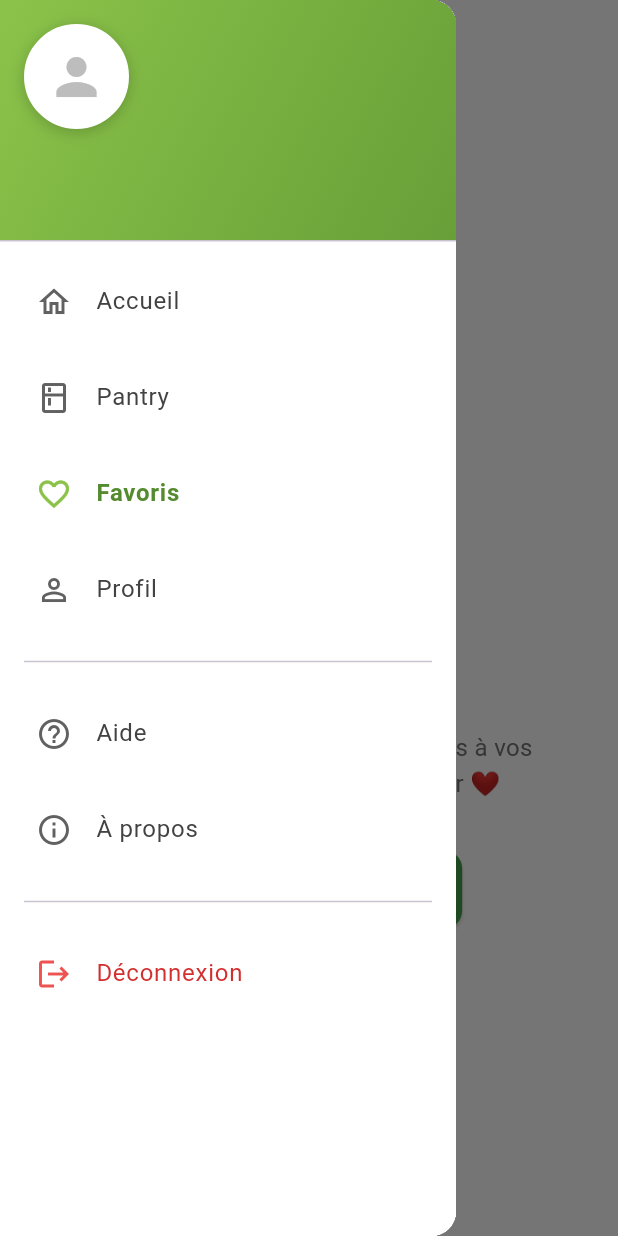
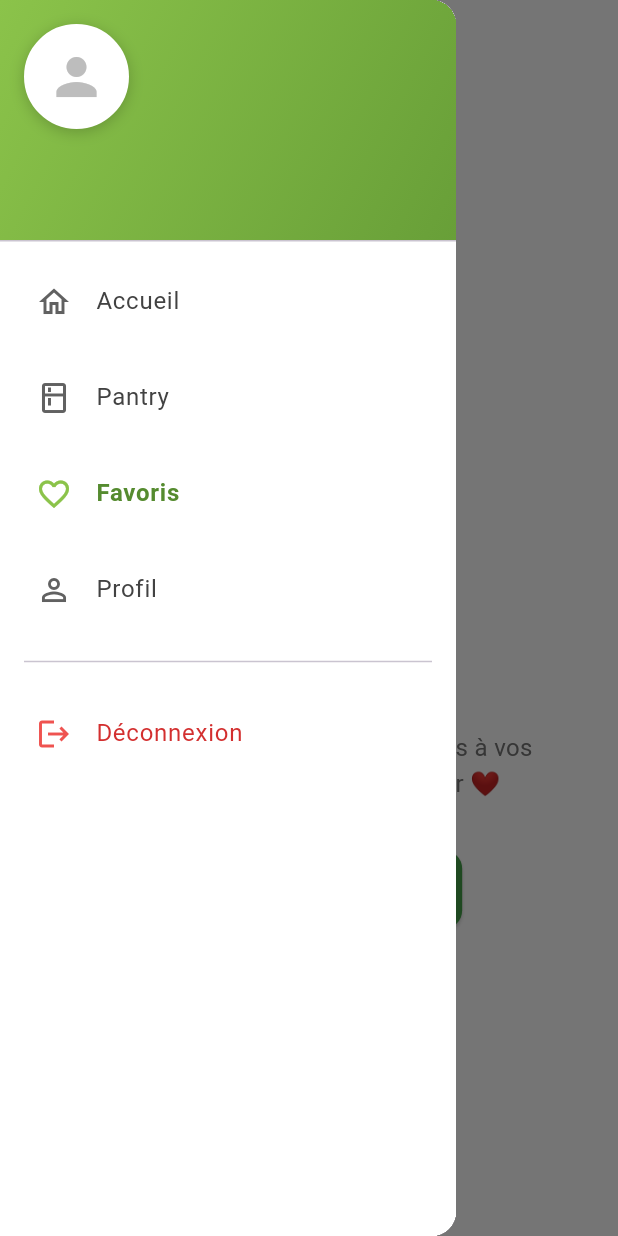
Before and after one commit to GhadaFts/ReceiptMate, a Flutter app: the FavoritesPage screen opened directly, with the side drawer open, on a phone screen of 412 x 824 dp. Run offline on Flutter 3.47's test engine with Material 3 defaults, Android fonts, the phone set to English and light mode, and no system bars; our stand-ins replace cloud_firestore, firebase_auth, firebase_core, image_picker; accounts and stored records are empty.

```diff
--- a/lib/main.dart
+++ b/lib/main.dart
@@ -57,7 +57,6 @@ class MyApp extends StatelessWidget {
         '/login': (context) => const LoginPage(),
         '/signup': (context) => const SignUpPage(),
         '/onboarding': (context) => const OnboardingPage(),
-        '/smartHome': (context) => const SmartHomePage(),
 
         // ✅ NOUVELLE ROUTE PRINCIPALE
         '/main': (context) {
--- a/lib/widgets/custom_drawer.dart
+++ b/lib/widgets/custom_drawer.dart
@@ -235,27 +235,6 @@ class CustomDrawer extends StatelessWidget {
               child: Divider(),
             ),
 
-            _DrawerMenuItem(
-              icon: Icons.help_outline,
-              title: 'Aide',
-              onTap: () {
-                Navigator.pop(context);
-              },
-            ),
-
-            _DrawerMenuItem(
-              icon: Icons.info_outline,
-              title: 'À propos',
-              onTap: () {
-                Navigator.pop(context);
-              },
-            ),
-
-            const Padding(
-              padding: EdgeInsets.symmetric(horizontal: 16, vertical: 8),
-              child: Divider(),
-            ),
-
             // Logout button
             _DrawerMenuItem(
               icon: Icons.logout,
```
